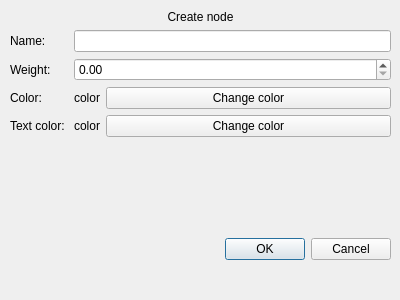
Above: src/ui/editor/NodePrompt/NodePrompt.ui from Nikita-Boyarskikh/Grapher before the change. Below: the same form after it.
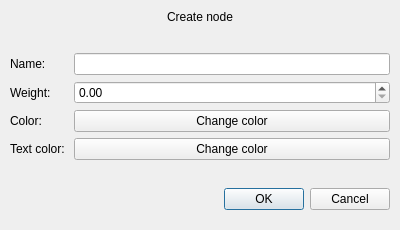
That is the form after the change.

Commit message: Fix saving, design and history checking; add editing node

The edit to the form file:
```diff
--- a/src/ui/editor/NodePrompt/NodePrompt.ui
+++ b/src/ui/editor/NodePrompt/NodePrompt.ui
@@ -7,7 +7,7 @@
     <x>0</x>
     <y>0</y>
     <width>400</width>
-    <height>300</height>
+    <height>230</height>
    </rect>
   </property>
   <property name="windowTitle">
@@ -18,8 +18,8 @@
     <rect>
      <x>10</x>
      <y>10</y>
-     <width>381</width>
-     <height>250</height>
+     <width>380</width>
+     <height>200</height>
     </rect>
    </property>
    <layout class="QVBoxLayout" name="verticalLayout">
@@ -41,8 +41,8 @@
     </item>
     <item>
      <layout class="QFormLayout" name="formLayout">
-      <property name="fieldGrowthPolicy">
-       <enum>QFormLayout::AllNonFixedFieldsGrow</enum>
+      <property name="formAlignment">
+       <set>Qt::AlignLeading|Qt::AlignLeft|Qt::AlignVCenter</set>
       </property>
       <item row="0" column="0">
        <widget class="QLabel" name="nameLabel">
@@ -71,24 +71,6 @@
         </property>
        </widget>
       </item>
-      <item row="2" column="1">
-       <layout class="QFormLayout" name="selectColorLayout">
-        <item row="0" column="0">
-         <widget class="QLabel" name="currentColorLabel">
-          <property name="text">
-           <string>color</string>
-          </property>
-         </widget>
-        </item>
-        <item row="0" column="1">
-         <widget class="QPushButton" name="currentColorPushButton">
-          <property name="text">
-           <string>Change color</string>
-          </property>
-         </widget>
-        </item>
-       </layout>
-      </item>
       <item row="3" column="0">
        <widget class="QLabel" name="textColorLabel">
         <property name="text">
@@ -96,23 +78,19 @@
         </property>
        </widget>
       </item>
+      <item row="2" column="1">
+       <widget class="QPushButton" name="currentColorPushButton">
+        <property name="text">
+         <string>Change color</string>
+        </property>
+       </widget>
+      </item>
       <item row="3" column="1">
-       <layout class="QFormLayout" name="selectTextColorLayout">
-        <item row="0" column="0">
-         <widget class="QLabel" name="currentTextColorLabel">
-          <property name="text">
-           <string>color</string>
-          </property>
-         </widget>
-        </item>
-        <item row="0" column="1">
-         <widget class="QPushButton" name="currentTextColorPushButton">
-          <property name="text">
-           <string>Change color</string>
-          </property>
-         </widget>
-        </item>
-       </layout>
+       <widget class="QPushButton" name="currentTextColorPushButton">
+        <property name="text">
+         <string>Change color</string>
+        </property>
+       </widget>
       </item>
      </layout>
     </item>
```
Left out of the diff: 38 changed lines with no effect on the pictures. The commit also changes 17 other files.
